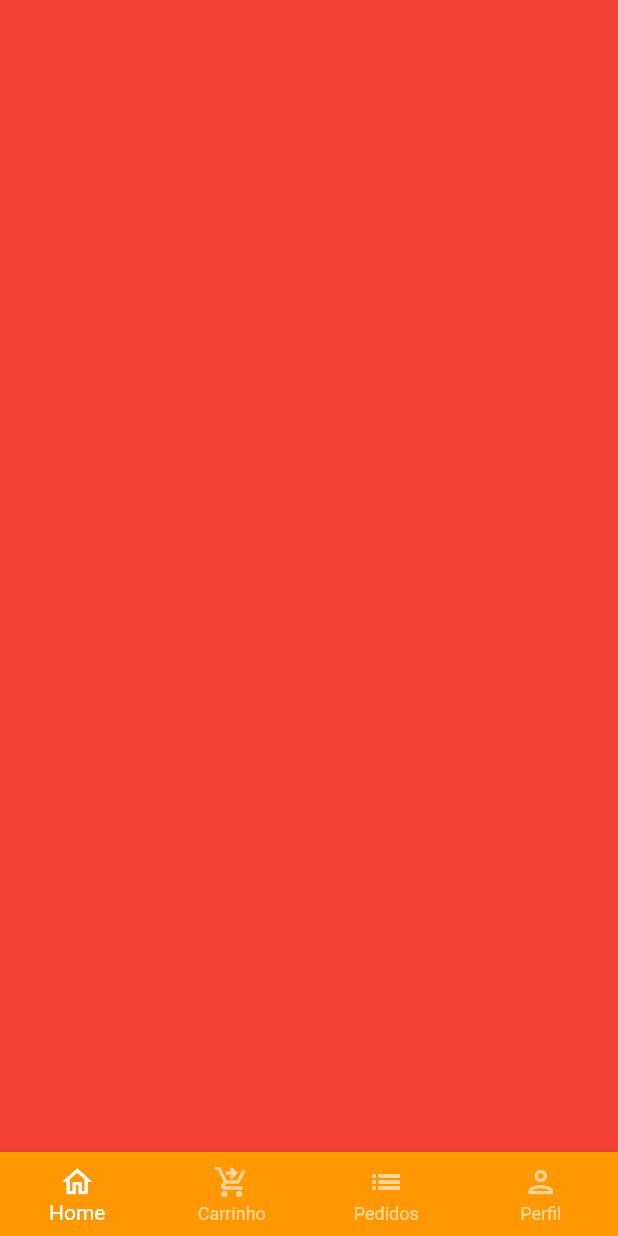
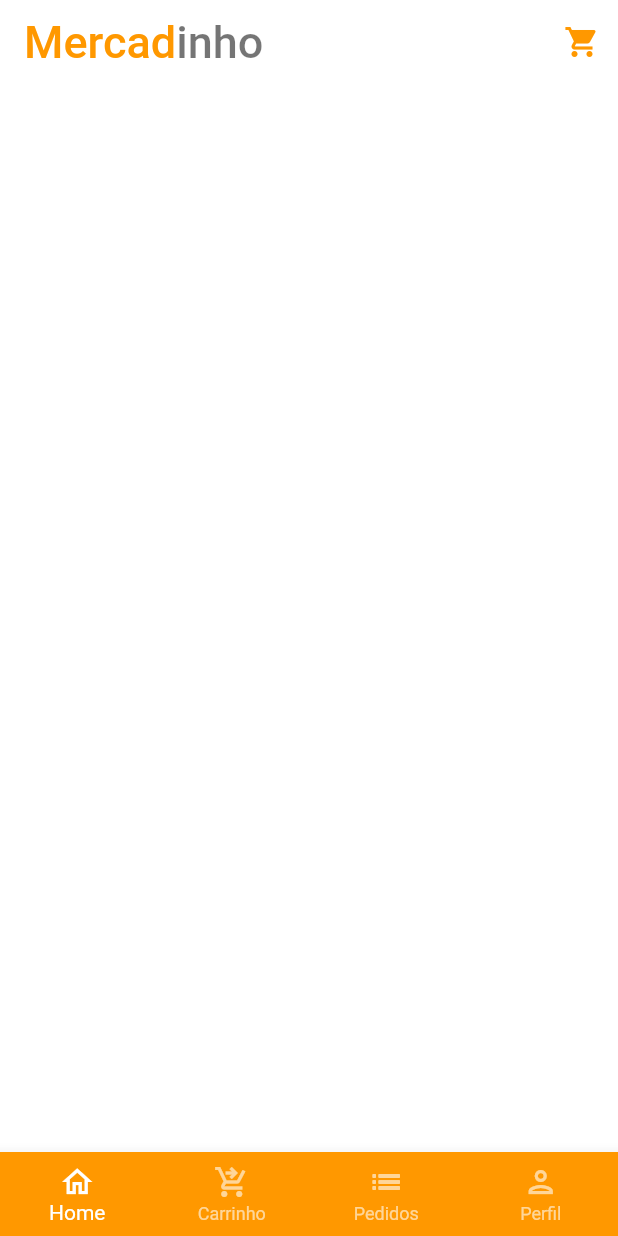
Before and after one commit to emersonbarina/quitanda-course-frontend, a Flutter app: the screen it shows after launch, after a tap on "Entrar", on a phone screen of 412 x 824 dp. Run offline on Flutter 3.47's test engine with Material 2 defaults, Android fonts, the phone set to English and light mode, and no system bars; our stand-ins replace animated_text_kit, mask_text_input_formatter.

Commit message:
Login UI - Home Tab - AppBar

```diff
--- a/lib/main.dart
+++ b/lib/main.dart
@@ -15,6 +15,7 @@ class MyApp extends StatelessWidget {
       title: 'Flutter Demo',
       theme: ThemeData(
         primarySwatch: tColorsPrimary,
+        scaffoldBackgroundColor: Colors.white.withAlpha(190),
       ),
       debugShowCheckedModeBanner: false,
       home: const SignInScreen(),
--- a/lib/scr/base/base_screen.dart
+++ b/lib/scr/base/base_screen.dart
@@ -1,6 +1,7 @@
 import 'package:flutter/material.dart';
 import 'package:quitanda/scr/constants/colors.dart';
 import 'package:quitanda/scr/constants/texts.dart';
+import 'package:quitanda/scr/home/home_tab.dart';
 
 class BaseScreen extends StatefulWidget {
   const BaseScreen({Key? key}) : super(key: key);
@@ -20,7 +21,7 @@ class _BaseScreenState extends State<BaseScreen> {
         physics: const NeverScrollableScrollPhysics(),
         controller: pageController,
         children: [
-          Container(color: Colors.red,),
+          const HomeTab(),
           Container(color: Colors.yellow,),
           Container(color: Colors.blue,),
           Container(color: Colors.green,),
--- a/lib/scr/constants/sizes.dart
+++ b/lib/scr/constants/sizes.dart
@@ -4,4 +4,5 @@ const tHeightSizeBox = 50.0;
 const tSpacePadding = 15.0;
 const tFontSizeButton = 18.0;
 const tFontSizeHeader = 35.0;
+const tFontSizeAppBar = 30.0;
 const tBorderSide = 2.0;
--- /dev/null
+++ b/lib/scr/home/home_tab.dart
@@ -0,0 +1,44 @@
+import 'package:flutter/material.dart';
+import 'package:quitanda/scr/constants/colors.dart';
+import 'package:quitanda/scr/constants/sizes.dart';
+import 'package:quitanda/scr/constants/texts.dart';
+
+class HomeTab extends StatelessWidget {
+  const HomeTab({Key? key}) : super(key: key);
+
+  @override
+  Widget build(BuildContext context) {
+    return Scaffold(
+      // AppBar
+      appBar: AppBar(
+        backgroundColor: Colors.transparent,
+        elevation: 0,
+        title: const Text.rich(
+          TextSpan(
+            style: TextStyle(
+              fontSize: tFontSizeAppBar,
+            ),
+            children: [
+              TextSpan(
+                  text: tAppTitle1, style: TextStyle(color: tColorsPrimary)),
+              TextSpan(text: tAppTitle2, style: TextStyle(color: tColorsDark)),
+            ],
+          ),
+        ),
+        actions: [
+          IconButton(
+            onPressed: () {},
+            icon: const Icon(Icons.shopping_cart),
+            color: tColorsPrimary,
+          ),
+        ],
+      ),
+
+      // Campo de Pesquisa
+
+      // Categorias
+
+      // Grid
+    );
+  }
+}
```
